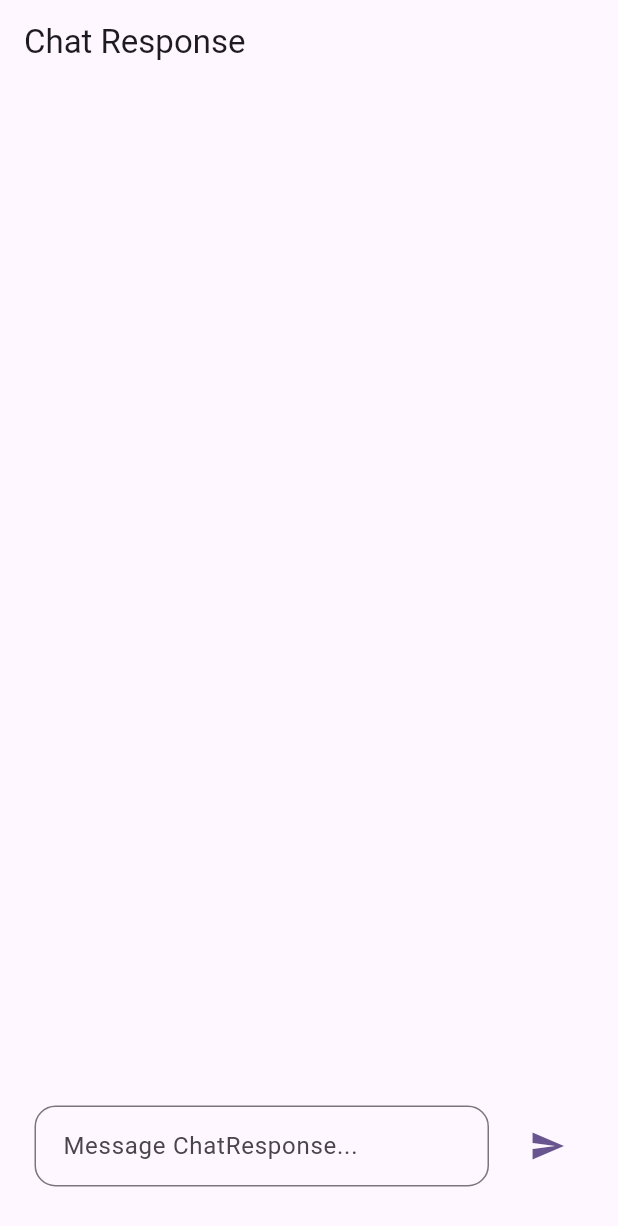
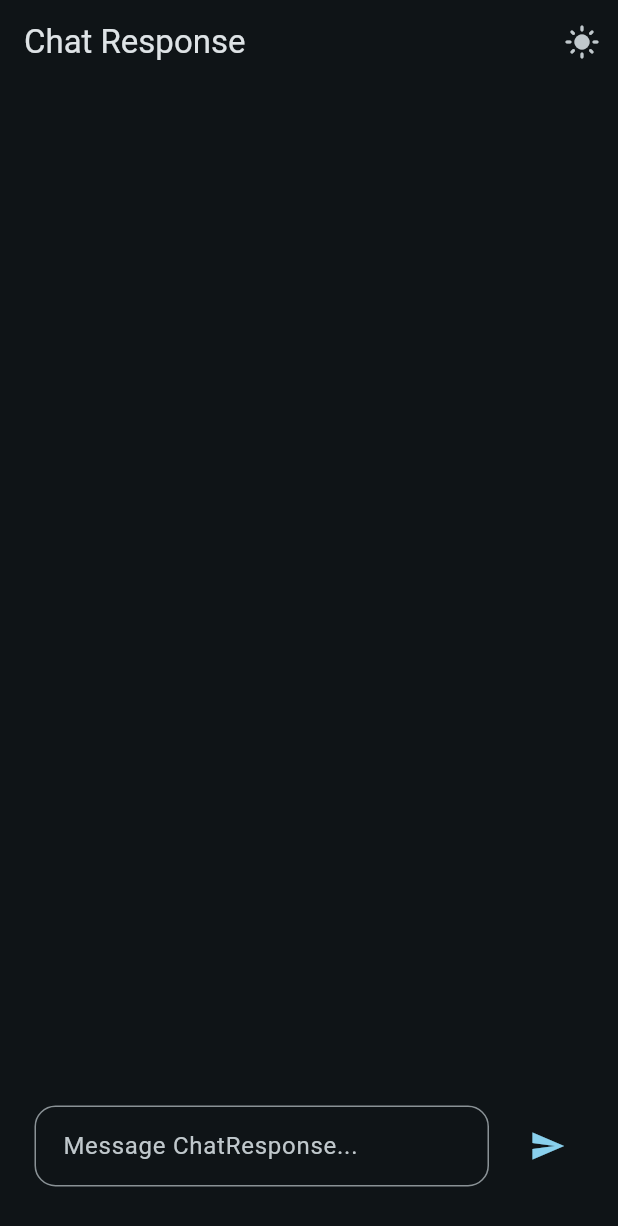
Before and after one commit to kuldeep1A/ChatResponse, a Flutter app: the screen it shows after launch, on a phone screen of 412 x 824 dp. Shown: the top 1226 px of the screen. Run offline on Flutter 3.47's test engine with Material 3 defaults, Android fonts, the phone set to English and light mode, and no system bars; our stand-ins replace flutter_dotenv, flutter_markdown, google_generative_ai.

Commit message:
enable dark mode

```diff
--- a/chatresponse/lib/main.dart
+++ b/chatresponse/lib/main.dart
@@ -2,22 +2,39 @@ import 'package:flutter/material.dart';
 import 'package:flutter_markdown/flutter_markdown.dart';
 import 'package:google_generative_ai/google_generative_ai.dart';
 import 'package:flutter_dotenv/flutter_dotenv.dart';
+import 'package:provider/provider.dart';
 
 void main() async {
   await dotenv.load(fileName: ".env");
-  runApp(const ChatResponse());
+  runApp(ChangeNotifierProvider(
+    create: (context) => DarkModeProvider(),
+    child: const ChatResponse(),
+  ));
+}
+
+class DarkModeProvider with ChangeNotifier {
+  bool isDarkMode = true;
+  bool get _isDarkMode => isDarkMode;
+
+  void toggleDarkMode() {
+    isDarkMode = !isDarkMode;
+    notifyListeners();
+  }
 }
 
 class ChatResponse extends StatelessWidget {
   const ChatResponse({super.key});
 
-  // This widget is the root of your application.
   @override
   Widget build(BuildContext context) {
     return MaterialApp(
       title: 'Chat Response',
       theme: ThemeData(
-        colorScheme: ColorScheme.fromSeed(seedColor: Colors.deepPurple),
+        colorScheme: ColorScheme.fromSeed(
+            brightness: context.watch<DarkModeProvider>()._isDarkMode
+                ? Brightness.dark
+                : Brightness.light,
+            seedColor: const Color.fromARGB(255, 171, 222, 244)),
         useMaterial3: true,
       ),
       home: const ChatScreen(title: 'Chat Response'),
@@ -37,7 +54,19 @@ class _ChatScreenState extends State<ChatScreen> {
   @override
   Widget build(BuildContext context) {
     return Scaffold(
-      appBar: AppBar(title: Text(widget.title)),
+      appBar: AppBar(
+        title: Text(widget.title),
+        actions: [
+          IconButton(
+            icon: context.watch<DarkModeProvider>()._isDarkMode
+                ? const Icon(Icons.light_mode)
+                : const Icon(Icons.dark_mode),
+            onPressed: () {
+              context.read<DarkModeProvider>().toggleDarkMode();
+            },
+          )
+        ],
+      ),
       body: const ChatWidget(),
     );
   }
```
Also changed, not shown: chatresponse/pubspec.yaml (+10 -0 lines), chatresponse/assets/images/ai.png (added), chatresponse/pubspec.lock, 11 other files.
